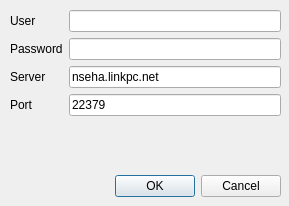
The window that src/sksettings.ui (metacoma/silverkey) describes before a commit, drawn with Qt 5.
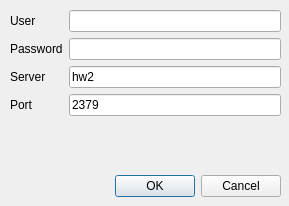
The same window after the commit.

Commit message: temporarily change default server to hw2:2379 from nseha.linkpc.net:22379

Diff of the .ui file:
```diff
--- a/src/sksettings.ui
+++ b/src/sksettings.ui
@@ -73,7 +73,7 @@
     <item row="2" column="1">
      <widget class="QLineEdit" name="skServer">
       <property name="text">
-       <string>nseha.linkpc.net</string>
+       <string>hw2</string>
       </property>
      </widget>
     </item>
@@ -87,7 +87,7 @@
     <item row="3" column="1">
      <widget class="QLineEdit" name="skServerPort">
       <property name="text">
-       <string>22379</string>
+       <string>2379</string>
       </property>
      </widget>
     </item>
```
The commit also changes 2 other files.
